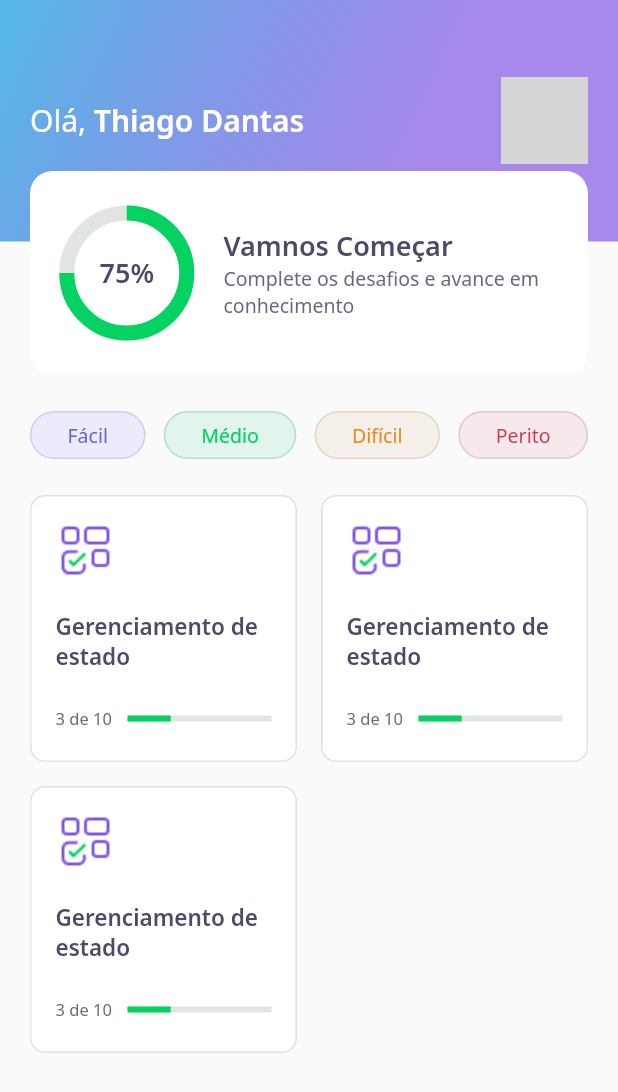
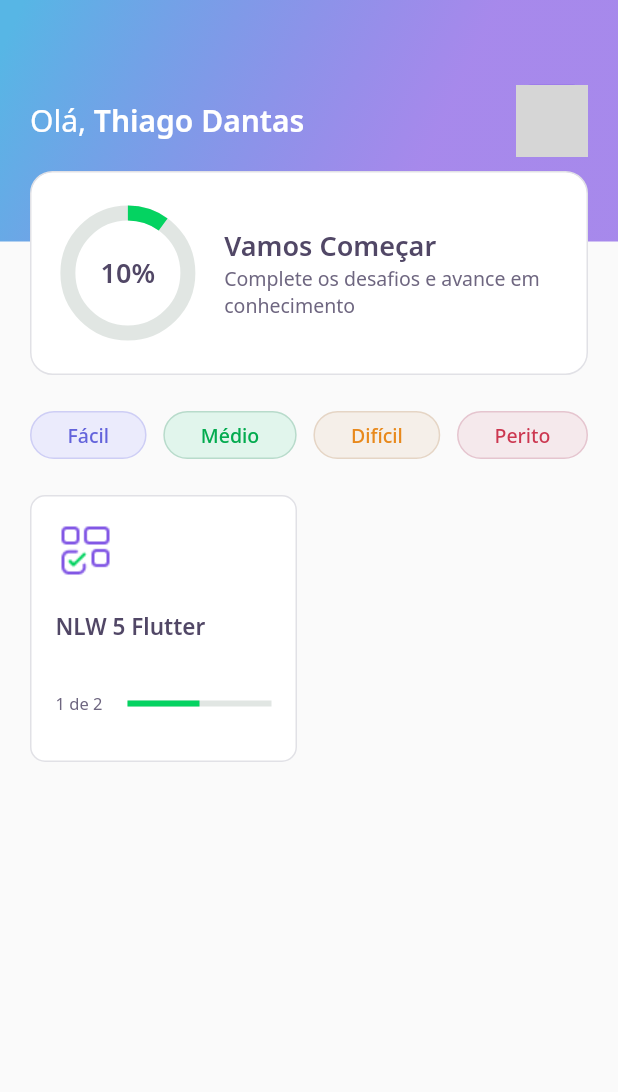
Before and after one commit to td-santos/NLW05_Flutter, a Flutter app: the HomePage screen opened directly, on a phone screen of 412 x 824 dp. Shown: the top 1092 px of the screen. Run offline on Flutter 3.47's test engine with Material 2 defaults, Android fonts, the phone set to English and light mode, and no system bars; our stand-ins replace google_fonts; accounts and stored records are empty; network calls fail; grey boxes are pictures that could not be loaded.

Commit message:
dia 3
- add repositories
- add mock json
- add controller
- add state management (valueNotifier)
- add models

*bonus:
- implementaion chart value
- change color level button green
- add border in photoUser

```diff
--- /dev/null
+++ b/devquiz/assets/database/user.json
@@ -0,0 +1,5 @@
+{
+    "name" : "Thiago Dantas",
+    "score": 78,
+    "photoUrl": "https://avatars.githubusercontent.com/u/57544378?v=4"
+}
--- a/devquiz/lib/core/app_colors.dart
+++ b/devquiz/lib/core/app_colors.dart
@@ -32,7 +32,7 @@ class AppColors {
   static final Color levelButtonBorderPerito = red;
 
   static final Color levelButtonTextFacil = Color(0xFF6363DB);
-  static final Color levelButtonTextMedio = darkGreen;
+  static final Color levelButtonTextMedio = Color(0xff03AB4F);
   static final Color levelButtonTextDificil = Color(0xFFE8891C);
   static final Color levelButtonTextPerito = darkRed;
 }
--- a/devquiz/lib/core/app_widget.dart
+++ b/devquiz/lib/core/app_widget.dart
@@ -9,7 +9,7 @@ class AppWidget extends StatelessWidget {
   Widget build(BuildContext context) {
     return MaterialApp(
       title: "DevQuiz",
-      home: ChallengePage(),
+      home: HomePage(),
       debugShowCheckedModeBanner: false,
     );
   }
--- /dev/null
+++ b/devquiz/lib/home/home_controller.dart
@@ -0,0 +1,36 @@
+import 'package:devquiz/core/app_images.dart';
+import 'package:devquiz/home/home_repository.dart';
+import 'package:devquiz/home/home_state.dart';
+import 'package:devquiz/shared/models/awnser_model.dart';
+import 'package:devquiz/shared/models/question_model.dart';
+import 'package:devquiz/shared/models/quiz_model.dart';
+import 'package:devquiz/shared/models/user_model.dart';
+import 'package:flutter/cupertino.dart';
+
+class HomeController {
+  final stateNotifier = ValueNotifier<HomeState>(HomeState.empty);
+
+  set state(HomeState state)=> stateNotifier.value = state;
+  HomeState get state => stateNotifier.value;
+
+  UserModel user;
+  List<QuizModel> quizzes;
+
+  final repository = HomeRepository();
+
+  void getUser() async{
+    state = HomeState.loading;
+    //await Future.delayed(Duration(seconds: 2));
+    user = await repository.getUser();
+    print(user.photoUrl);
+    print(user.score);
+    state = HomeState.success;
+  }
+
+  void getQuizzes()async{
+    state = HomeState.loading;
+    //await Future.delayed(Duration(seconds: 2));
+    quizzes = await repository.getQuizzes();
+    state = HomeState.success;
+  }
+}
--- a/devquiz/lib/home/home_page.dart
+++ b/devquiz/lib/home/home_page.dart
@@ -1,3 +1,8 @@
+import 'package:devquiz/challenge/widgets/quiz/quiz_widget.dart';
+import 'package:devquiz/core/app_colors.dart';
+import 'package:devquiz/core/app_images.dart';
+import 'package:devquiz/home/home_controller.dart';
+import 'package:devquiz/home/home_state.dart';
 import 'package:devquiz/home/widgets/appbar/app_bar_widget.dart';
 import 'package:devquiz/home/widgets/level_button/level_button_widget.dart';
 import 'package:devquiz/home/widgets/quiz_card/quiz_card_widget.dart';
@@ -9,10 +14,29 @@ class HomePage extends StatefulWidget {
 }
 
 class _HomePageState extends State<HomePage> {
+
+  final homeController = HomeController();
+
+  @override
+  void initState() {
+    // TODO: implement initState
+    super.initState();
+
+    homeController.getUser();
+    homeController.getQuizzes();
+
+    homeController.stateNotifier.addListener(() {
+      setState(() {
+
+      });
+    });
+  }
+
   @override
   Widget build(BuildContext context) {
+    if(homeController.state == HomeState.success){
     return Scaffold(
-      appBar: AppBarWidget(),
+      appBar: AppBarWidget(user: homeController.user),
       body: Padding(
         padding: const EdgeInsets.symmetric(horizontal: 20),
         child: Column(
@@ -33,11 +57,12 @@ class _HomePageState extends State<HomePage> {
                 crossAxisCount: 2,
                 crossAxisSpacing: 16,
                 mainAxisSpacing: 16,
-                children: [
-                  QuizCardWidget(),
-                  QuizCardWidget(),
-                  QuizCardWidget(),
-                ],
+                children: homeController.quizzes.map((e) => QuizCardWidget(
+                  title: e.title,
+                  completed: '${e.questionAwnsored} de ${e.questions.length}',
+                  imagem: AppImages.blocks,
+                  percent: e.questionAwnsored / e.questions.length,
+                )).toList(),
               ),
             )
 
@@ -45,5 +70,15 @@ class _HomePageState extends State<HomePage> {
         ),
       ),
     );
+  }else{
+    return Scaffold(
+      body: Center(
+        child: CircularProgressIndicator(
+          valueColor: AlwaysStoppedAnimation<Color>(AppColors.darkGreen),
+          backgroundColor: AppColors.chartSecondary,
+        ),
+      ),
+    );
+  }
   }
 }
--- /dev/null
+++ b/devquiz/lib/home/home_state.dart
@@ -0,0 +1,3 @@
+enum HomeState{
+  success, loading, error, empty
+}
--- a/devquiz/lib/home/widgets/appbar/app_bar_widget.dart
+++ b/devquiz/lib/home/widgets/appbar/app_bar_widget.dart
@@ -1,10 +1,14 @@
+import 'package:devquiz/core/app_colors.dart';
 import 'package:devquiz/core/app_gradients.dart';
 import 'package:devquiz/core/app_text_styles.dart';
 import 'package:devquiz/home/widgets/score_card/score_card_widget.dart';
+import 'package:devquiz/shared/models/user_model.dart';
 import 'package:flutter/material.dart';
 
 class AppBarWidget extends PreferredSize {
-  AppBarWidget()
+
+  final UserModel user;
+  AppBarWidget({ @required this.user})
       : super(
             preferredSize: Size.fromHeight(250),
             child: Container(
@@ -24,17 +28,20 @@ class AppBarWidget extends PreferredSize {
                             style: AppTextStyles.title,
                             children: [
                               TextSpan(
-                                  text: 'Thiago Dantas',
+                                  text: user.name,
                                   style: AppTextStyles.titleBold)
                             ])),
                         Container(
-                          height: 58,
-                          width: 58,
+                          height: 48,
+                          width: 48,
                           decoration: BoxDecoration(
                             borderRadius: BorderRadius.circular(10),
+                            border: Border.fromBorderSide(BorderSide(
+                              color: AppColors.purple,
+                              width: 2
+                            )),
                             image: DecorationImage(
-                              image: NetworkImage(
-                                  'https://avatars.githubusercontent.com/u/57544378?v=4'),
+                              image: NetworkImage(user.photoUrl),
                             ),
                           ),
                         )
@@ -43,7 +50,7 @@ class AppBarWidget extends PreferredSize {
                   ),
                   Align(
                     alignment: Alignment(0.0, 1.0),
-                    child: ScoreCardWidget())
+                    child: ScoreCardWidget(concluedUserPercent: 10,))
                 ],
               ),
             ));
--- a/devquiz/lib/home/widgets/chart/chart_widget.dart
+++ b/devquiz/lib/home/widgets/chart/chart_widget.dart
@@ -3,6 +3,9 @@ import 'package:devquiz/core/app_text_styles.dart';
 import 'package:flutter/material.dart';
 
 class ChartWidget extends StatelessWidget {
+  final int concluedPercent;
+
+  const ChartWidget({Key key, @required this.concluedPercent}) : super(key: key);
   @override
   Widget build(BuildContext context) {
     return Container(
@@ -16,13 +19,13 @@ class ChartWidget extends StatelessWidget {
               width: 80,
               child: CircularProgressIndicator(
                 strokeWidth: 10,
-                value: .75,
+                value:concluedPercent >= 100? 100 : double.parse(".$concluedPercent"),
                 backgroundColor: AppColors.chartSecondary,
                 valueColor: AlwaysStoppedAnimation<Color>(AppColors.chartPrimary),
               ),
             ),
           ),
-          Center(child: Text('75%',style: AppTextStyles.heading,))
+          Center(child: Text('${concluedPercent}%',style: AppTextStyles.heading,))
         ],
       ),
     );
--- a/devquiz/lib/home/widgets/level_button/level_button_widget.dart
+++ b/devquiz/lib/home/widgets/level_button/level_button_widget.dart
@@ -52,7 +52,8 @@ class LevelButtonWidget extends StatelessWidget {
         padding: const EdgeInsets.symmetric(horizontal: 24,vertical: 6),
         child: Text(label,style:GoogleFonts.notoSans(
           color: fontColor,
-          fontSize: 13
+          fontSize: 13,
+          fontWeight: FontWeight.w500
           ) ),
       ),
     );
--- a/devquiz/lib/home/widgets/quiz_card/quiz_card_widget.dart
+++ b/devquiz/lib/home/widgets/quiz_card/quiz_card_widget.dart
@@ -5,6 +5,20 @@ import 'package:devquiz/shared/widgets/progress_indicator/progress_indicator.dar
 import 'package:flutter/material.dart';
 
 class QuizCardWidget extends StatelessWidget {
+
+  final String title;
+  final  String completed;
+  final double percent;
+  final String imagem;
+
+  const QuizCardWidget({
+    Key key,
+    @required this.title,
+    @required this.completed,
+    this.percent,
+    @required this.imagem,
+  }) : super(key: key);
+
   @override
   Widget build(BuildContext context) {
     return Container(
@@ -20,10 +34,10 @@ class QuizCardWidget extends StatelessWidget {
           Container(
             height: 40,
             width: 40,
-            child: Image.asset(AppImages.blocks),
+            child: Image.asset(imagem),
           ),
           SizedBox(height: 20,),
-          Text('Gerenciamento de estado',
+          Text(title,
             style: AppTextStyles.heading15,
           ),
           SizedBox(height: 20,),
@@ -31,12 +45,12 @@ class QuizCardWidget extends StatelessWidget {
             child: Row(
               children: [
                 Expanded(
-                    child: Text('3 de 10',
+                    child: Text(completed,
                       style: AppTextStyles.body11,
                     )),
                 Expanded(
                   flex: 2,
-                  child: ProgressIndicatorWidget(value: 0.3,),
+                  child: ProgressIndicatorWidget(value: percent,),
                 )
               ],
             ),
--- a/devquiz/lib/home/widgets/score_card/score_card_widget.dart
+++ b/devquiz/lib/home/widgets/score_card/score_card_widget.dart
@@ -4,6 +4,9 @@ import 'package:devquiz/home/widgets/chart/chart_widget.dart';
 import 'package:flutter/material.dart';
 
 class ScoreCardWidget extends StatelessWidget {
+  final int concluedUserPercent;
+
+  const ScoreCardWidget({Key key,@required this.concluedUserPercent}) : super(key: key);
   @override
   Widget build(BuildContext context) {
     return Padding(
@@ -13,7 +16,8 @@ class ScoreCardWidget extends StatelessWidget {
         //padding: const EdgeInsets.only(left: 20,right: 20),
         decoration: BoxDecoration(
           color: AppColors.white,
-          borderRadius: BorderRadius.circular(15)
+          borderRadius: BorderRadius.circular(15),
+          border: Border.all(color: AppColors.border)
         ),
         child: Padding(
           padding: const EdgeInsets.symmetric(horizontal: 24),
@@ -22,7 +26,7 @@ class ScoreCardWidget extends StatelessWidget {
             children: [
               Expanded(
                 flex: 1,
-                child: ChartWidget(),
+                child: ChartWidget(concluedPercent: concluedUserPercent,),
               ),
               Expanded(
                 flex: 3,
@@ -32,7 +36,7 @@ class ScoreCardWidget extends StatelessWidget {
                     mainAxisAlignment: MainAxisAlignment.center,
                     crossAxisAlignment: CrossAxisAlignment.start,
                     children: [
-                      Text('Vamnos Começar',style: AppTextStyles.heading,),
+                      Text('Vamos Começar',style: AppTextStyles.heading,),
                       Text('Complete os desafios e avance em conhecimento',style: AppTextStyles.body,)
                     ],
                   ),
--- /dev/null
+++ b/devquiz/lib/shared/models/quiz_model.dart
@@ -0,0 +1,68 @@
+import 'dart:convert';
+
+import 'package:flutter/material.dart';
+
+import 'package:devquiz/shared/models/question_model.dart';
+
+enum Level{
+  facil,medio,dificil,perito
+}
+
+extension LeveLStringEx on String{
+  Level get levelParse=> {
+    "facil": Level.facil,
+    "medio": Level.medio,
+    "dificil": Level.dificil,
+    "perito": Level.perito
+    }[this];
+}
+
+extension LeveLEx on Level{
+  String get levelParse=> {
+    Level.facil: "facil",
+    Level.medio: "medio",
+    Level.dificil: "dificil",
+    Level.perito: "perito"
+    }[this];
+}
+
+class QuizModel {
+  final String title;
+  final List<QuestionModel> questions;
+  final int questionAwnsored;
+  final String imagem;
+  final Level level;
+
+  QuizModel({
+    @required this.title,
+    @required this.questions,
+    this.questionAwnsored = 0,
+    @required this.imagem,
+    @required this.level,
+  });
+
+
+  Map<String, dynamic> toMap() {
+    return {
+      'title': title,
+      'questions': questions?.map((x) => x.toMap())?.toList(),
+      'questionAwnsored': questionAwnsored,
+      'imagem': imagem,
+      'level': level.levelParse,
+    };
+  }
+
+  factory QuizModel.fromMap(Map<String, dynamic> map) {
+    return QuizModel(
+      title: map['title'],
+      questions: List<QuestionModel>.from(map['questions']?.map((x) => QuestionModel.fromMap(x))),
+      questionAwnsored: map['questionAwnsored'],
+      imagem: map['imagem'],
+      level: map['level'].toString().levelParse,
+    );
+  }
+
+  String toJson() => json.encode(toMap());
+
+  factory QuizModel.fromJson(String source) => QuizModel.fromMap(json.decode(source));
+}
--- /dev/null
+++ b/devquiz/lib/shared/models/user_model.dart
@@ -0,0 +1,35 @@
+import 'dart:convert';
+
+import 'package:flutter/material.dart';
+
+class UserModel {
+  final String name;
+  final String photoUrl;
+  final int score;
+
+  UserModel({
+    @required this.name,
+    @required this.photoUrl,
+    this.score = 0,
+  });
+
+  Map<String, dynamic> toMap() {
+    return {
+      'name': name,
+      'photoUrl': photoUrl,
+      'score': score,
+    };
+  }
+
+  factory UserModel.fromMap(Map<String, dynamic> map) {
+    return UserModel(
+      name: map['name'],
+      photoUrl: map['photoUrl'],
+      score: map['score'],
+    );
+  }
+
+  String toJson() => json.encode(toMap());
+
+  factory UserModel.fromJson(String source) => UserModel.fromMap(json.decode(source));
+}
--- a/devquiz/pubspec.yaml
+++ b/devquiz/pubspec.yaml
@@ -48,6 +48,7 @@ flutter:
   # To add assets to your application, add an assets section, like this:
   assets:
     - assets/images/
+    - assets/database/
   #   - images/a_dot_ham.jpeg
 
   # An image asset can refer to one or more resolution-specific "variants", see
```
Also changed, not shown: devquiz/assets/database/quizzes.json (added, +28 -0 lines), devquiz/lib/home/home_repository.dart (added, +22 -0 lines), devquiz/lib/shared/models/awnser_model.dart (added, +34 -0 lines), devquiz/lib/shared/models/question_model.dart (added, +34 -0 lines).
